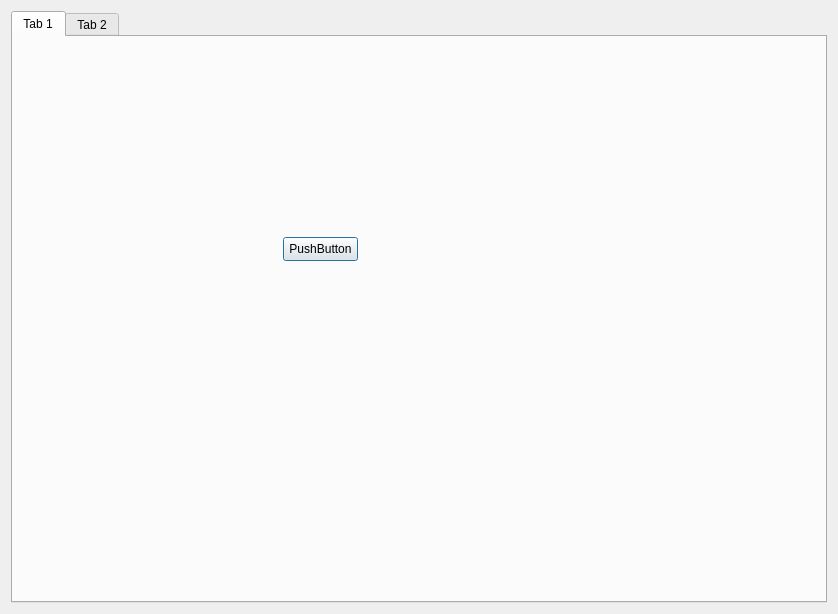
Before: the Qt Designer form untitled.ui in mulin-xml/wwy2, drawn with Qt 5.
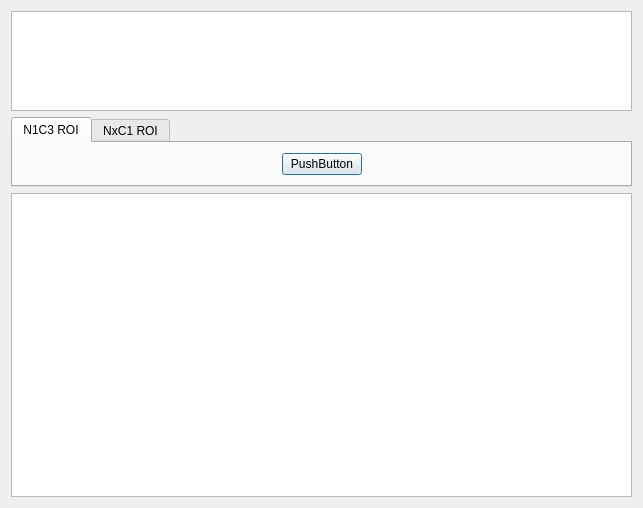
After: the same form once the commit is applied. The open tabs and pages were chosen to show the change.

Diff of the .ui file:
```diff
--- a/untitled.ui
+++ b/untitled.ui
@@ -6,8 +6,8 @@
    <rect>
     <x>0</x>
     <y>0</y>
-    <width>838</width>
-    <height>614</height>
+    <width>643</width>
+    <height>508</height>
    </rect>
   </property>
   <property name="sizePolicy">
@@ -19,33 +19,77 @@
   <property name="windowTitle">
    <string>Dialog</string>
   </property>
-  <layout class="QGridLayout" name="gridLayout_2">
-   <item row="0" column="0">
+  <layout class="QVBoxLayout" name="verticalLayout">
+   <item>
+    <widget class="QTextEdit" name="textEdit">
+     <property name="sizePolicy">
+      <sizepolicy hsizetype="Expanding" vsizetype="Fixed">
+       <horstretch>0</horstretch>
+       <verstretch>0</verstretch>
+      </sizepolicy>
+     </property>
+     <property name="maximumSize">
+      <size>
+       <width>16777215</width>
+       <height>100</height>
+      </size>
+     </property>
+    </widget>
+   </item>
+   <item>
     <widget class="QTabWidget" name="tabWidget">
+     <property name="sizePolicy">
+      <sizepolicy hsizetype="Expanding" vsizetype="Minimum">
+       <horstretch>0</horstretch>
+       <verstretch>0</verstretch>
+      </sizepolicy>
+     </property>
      <property name="currentIndex">
       <number>1</number>
      </property>
      <widget class="QWidget" name="tab_17">
       <attribute name="title">
-       <string>Tab 1</string>
+       <string>N1C3 ROI</string>
       </attribute>
-      <widget class="QPushButton" name="pushButton_8">
-       <property name="geometry">
-        <rect>
-         <x>270</x>
-         <y>200</y>
-         <width>75</width>
-         <height>24</height>
-        </rect>
-       </property>
-       <property name="text">
-        <string>PushButton</string>
-       </property>
-      </widget>
+      <layout class="QHBoxLayout" name="horizontalLayout">
+       <item>
+        <spacer name="horizontalSpacer">
+         <property name="orientation">
+          <enum>Qt::Horizontal</enum>
+         </property>
+         <property name="sizeHint" stdset="0">
+          <size>
+           <width>40</width>
+           <height>20</height>
+          </size>
+         </property>
+        </spacer>
+       </item>
+       <item>
+        <widget class="QPushButton" name="pushButton_8">
+         <property name="text">
+          <string>PushButton</string>
+         </property>
+        </widget>
+       </item>
+       <item>
+        <spacer name="horizontalSpacer_2">
+         <property name="orientation">
+          <enum>Qt::Horizontal</enum>
+         </property>
+         <property name="sizeHint" stdset="0">
+          <size>
+           <width>40</width>
+           <height>20</height>
+          </size>
+         </property>
+        </spacer>
+       </item>
+      </layout>
      </widget>
      <widget class="QWidget" name="tab_18">
       <attribute name="title">
-       <string>Tab 2</string>
+       <string>NxC1 ROI</string>
       </attribute>
       <widget class="QPushButton" name="pushButton_9">
        <property name="geometry">
@@ -63,6 +107,9 @@
      </widget>
     </widget>
    </item>
+   <item>
+    <widget class="QGraphicsView" name="graphicsView"/>
+   </item>
   </layout>
  </widget>
  <resources/>
```
Left out of the diff: 26 changed lines with no effect on the pictures.
